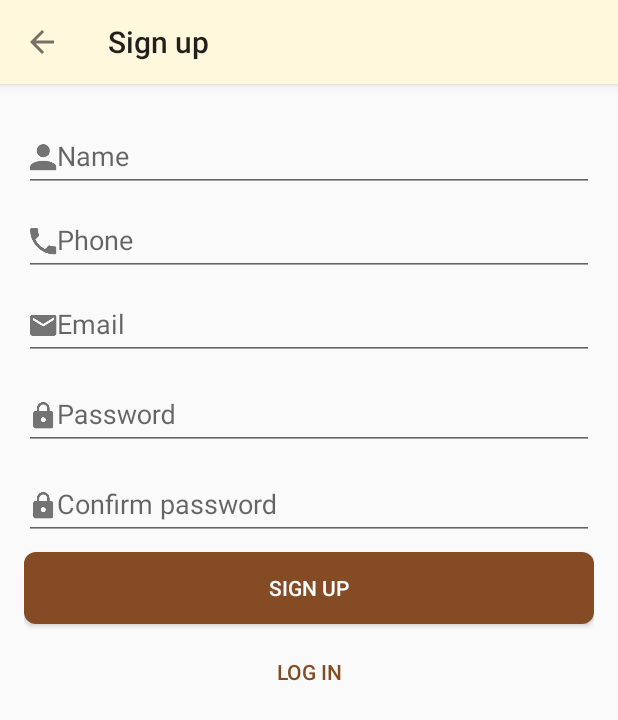
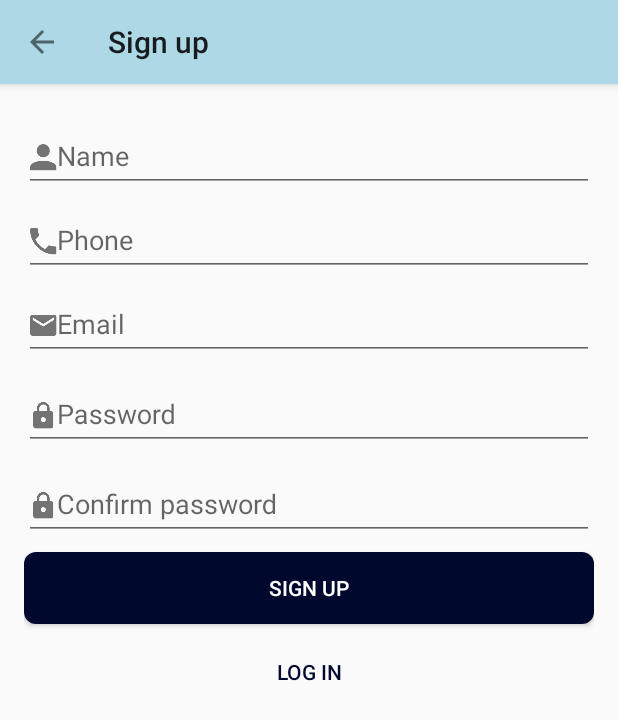
Before and after one commit to BM-Ghost/transcomfy, an Android app: the SignUpActivity screen opened directly, with no data from a screen before it, on a phone screen of 412 x 824 dp. Shown: the top 720 px of the screen. Run offline under Robolectric (Android 15) with nearby library versions, the phone set to English and light mode, and no system bars; our stand-ins replace Firebase (no records; nobody signed in at launch, a user with empty details on screens opened directly); network calls fail.

Commit message:
fix: maps

```diff
--- a/app/src/main/AndroidManifest.xml
+++ b/app/src/main/AndroidManifest.xml
@@ -17,7 +17,7 @@
 
         <meta-data
             android:name="com.google.android.maps.v2.API_KEY"
-            android:value="AIzaSyC7c_xTdIvyLPmJA3ZWvXhGMmBLXHoJKl4"/>
+            android:value="AIzaSyDAsbszeM5r1w2j2dlCUyUi8ziLavy4kNs"/>
 
         <activity
             android:name="com.vinwil.activity.MainActivity"
--- a/app/src/main/java/com/vinwil/fragment/RequestFragment.java
+++ b/app/src/main/java/com/vinwil/fragment/RequestFragment.java
@@ -310,7 +310,7 @@ public class RequestFragment extends Fragment implements OnMapReadyCallback {
 
                                         //Execute Directions API moveToLocation
                                         GeoApiContext context = new GeoApiContext.Builder()
-                                                .apiKey("AIzaSyC7c_xTdIvyLPmJA3ZWvXhGMmBLXHoJKl4")
+                                                .apiKey("AIzaSyDAsbszeM5r1w2j2dlCUyUi8ziLavy4kNs")
                                                 .build();
 
                                         DirectionsApiRequest req = DirectionsApi.getDirections(context,
--- a/app/src/main/res/values/colors.xml
+++ b/app/src/main/res/values/colors.xml
@@ -1,9 +1,9 @@
 <?xml version="1.0" encoding="utf-8"?>
 <resources>
     <!-- primary -->
-    <color name="color_primary">#FFF8DC</color>
-    <color name="color_primary_dark">#854B25</color>
-    <color name="color_accent">#854B25</color>
+    <color name="color_primary">#ADD8E6</color>
+    <color name="color_primary_dark">#00082E</color>
+    <color name="color_accent">#00082E</color>
 
     <!-- black text -->
     <color name="black">#000000</color>
--- a/app/src/main/res/values/strings.xml
+++ b/app/src/main/res/values/strings.xml
@@ -1,7 +1,7 @@
 <resources>
 
     <!-- default -->
-    <string name="app_name">Transcomfy</string>
+    <string name="app_name">Vinwil</string>
 
     <!-- actions -->
     <string name="act_log_out">Log out</string>
```
Also changed, not shown: 1 other file.
